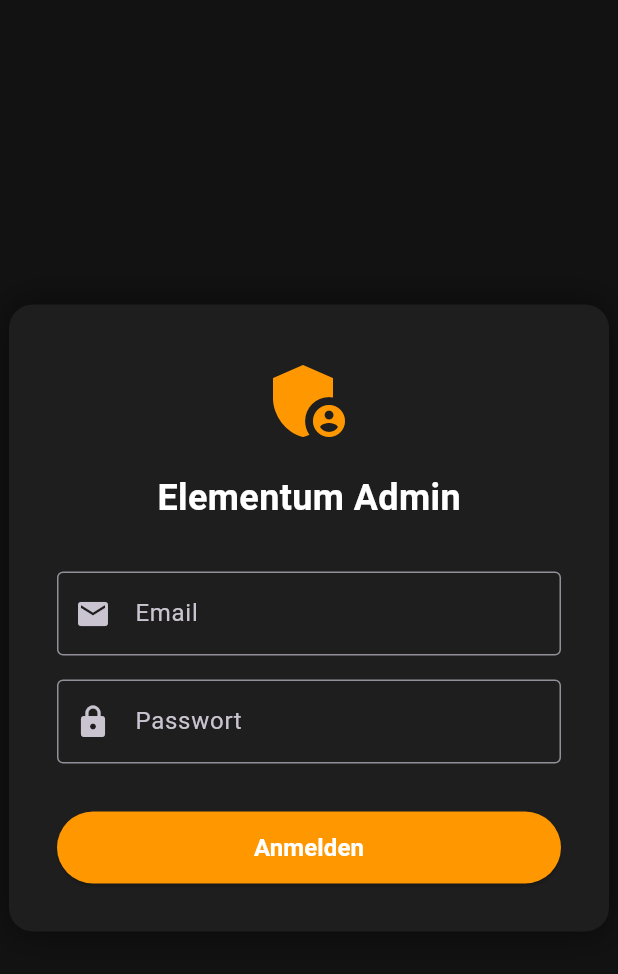
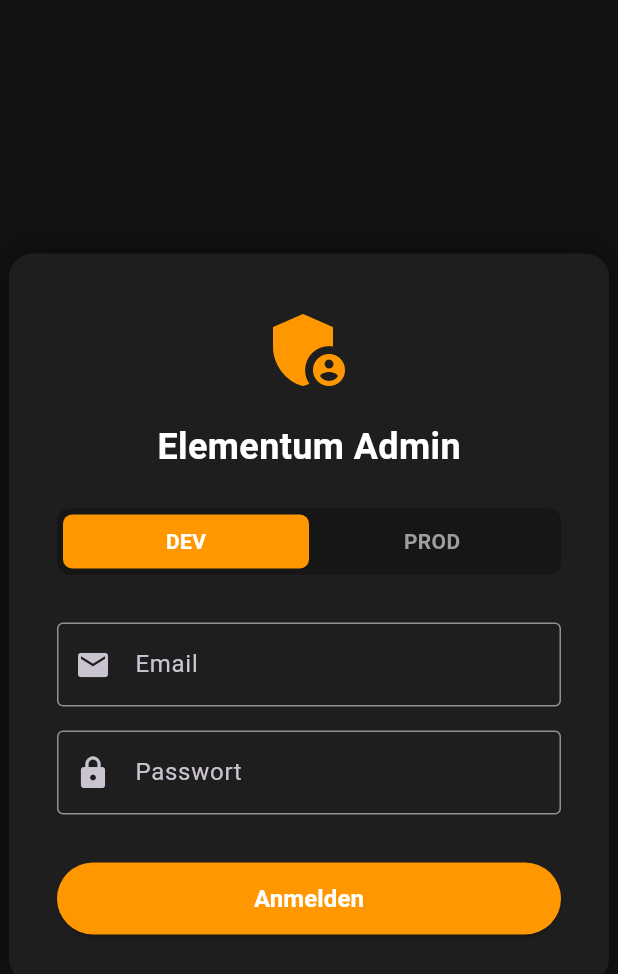
Before and after one commit to keyem88/elementum_admin, a Flutter app: the screen it shows after launch, on a phone screen of 412 x 824 dp. Shown: the top 974 px of the screen. Run offline on Flutter 3.47's test engine with Material 3 defaults, Android fonts, the phone set to English and light mode, and no system bars; our stand-ins replace get, supabase_flutter; accounts and stored records are empty.

Commit message:
feat: implement login screen with environment- aware Supabase authentication service

```diff
--- a/lib/core/backend/supabase_service.dart
+++ b/lib/core/backend/supabase_service.dart
@@ -1,3 +1,4 @@
+import 'package:flutter/material.dart';
 import 'package:supabase_flutter/supabase_flutter.dart';
 import 'package:get/get.dart';
 
@@ -10,9 +11,14 @@ class SupabaseService extends GetxService {
   final authState = Rxn<AuthState>();
 
   Future<SupabaseService> init() async {
+    await _initSupabase();
+    return this;
+  }
+
+  Future<void> _initSupabase() async {
     await Supabase.initialize(
-        url: AppConfig.current.supabaseUrl,
-        anonKey: AppConfig.current.supabaseAnonKey
+      url: AppConfig.current.supabaseUrl,
+      anonKey: AppConfig.current.supabaseAnonKey,
     );
     client = Supabase.instance.client;
 
@@ -20,8 +26,26 @@ class SupabaseService extends GetxService {
     client.auth.onAuthStateChange.listen((data) {
       authState.value = data;
     });
+  }
 
-    return this;
+  Future<void> updateConfig() async {
+    // Supabase.initialize cannot be called twice on the same instance normally
+    // but we can try to re-init if we use a workaround or just warn that restart might be needed.
+    // However, for this project, we'll try to just re-initialize the client if possible.
+    // Actually, supabase_flutter singleton doesn't like re-init.
+    // Let's use a workaround: manually create a new SupabaseClient.
+
+    client = SupabaseClient(
+      AppConfig.current.supabaseUrl,
+      AppConfig.current.supabaseAnonKey,
+    );
+
+    // Re-bind listener
+    client.auth.onAuthStateChange.listen((data) {
+      authState.value = data;
+    });
+
+    debugPrint('Supabase switched to: ${AppConfig.current.environment}');
   }
 
   // --- Auth Logic ---
--- a/lib/core/config/app_config.dart
+++ b/lib/core/config/app_config.dart
@@ -12,6 +12,10 @@ class AppConfig {
   });
 
   static late AppConfig current;
+
+  static void setEnvironment(Environment env) {
+    current = env == Environment.prod ? prod() : dev();
+  }
 
   // Configuration for DEV
   static AppConfig dev() {
--- a/lib/features/auth/login_screen.dart
+++ b/lib/features/auth/login_screen.dart
@@ -1,6 +1,8 @@
 import 'package:flutter/material.dart';
 import 'package:get/get.dart';
 import 'auth_controller.dart';
+import '../../core/config/app_config.dart';
+import '../../core/backend/supabase_service.dart';
 
 class LoginScreen extends StatelessWidget {
   LoginScreen({super.key});
@@ -34,6 +36,75 @@ class LoginScreen extends StatelessWidget {
               const Text(
                 'Elementum Admin',
                 style: TextStyle(fontSize: 24, fontWeight: FontWeight.bold, color: Colors.white),
+              ),
+              const SizedBox(height: 24),
+
+              // Environment Switcher
+              StatefulBuilder(
+                builder: (context, setLocalState) {
+                  final isDev = AppConfig.current.isDev;
+                  return Container(
+                    padding: const EdgeInsets.all(4),
+                    decoration: BoxDecoration(
+                      color: Colors.black26,
+                      borderRadius: BorderRadius.circular(8),
+                    ),
+                    child: Row(
+                      children: [
+                        Expanded(
+                          child: InkWell(
+                            onTap: () {
+                              AppConfig.setEnvironment(Environment.dev);
+                              SupabaseService.to.updateConfig();
+                              setLocalState(() {});
+                            },
+                            child: Container(
+                              padding: const EdgeInsets.symmetric(vertical: 8),
+                              decoration: BoxDecoration(
+                                color: isDev ? Colors.orange : Colors.transparent,
+                                borderRadius: BorderRadius.circular(6),
+                              ),
+                              child: Center(
+                                child: Text(
+                                  'DEV',
+                                  style: TextStyle(
+                                    color: isDev ? Colors.white : Colors.grey,
+                                    fontWeight: FontWeight.bold,
+                                  ),
+                                ),
+                              ),
+                            ),
+                          ),
+                        ),
+                        Expanded(
+                          child: InkWell(
+                            onTap: () {
+                              AppConfig.setEnvironment(Environment.prod);
+                              SupabaseService.to.updateConfig();
+                              setLocalState(() {});
+                            },
+                            child: Container(
+                              padding: const EdgeInsets.symmetric(vertical: 8),
+                              decoration: BoxDecoration(
+                                color: !isDev ? Colors.red : Colors.transparent,
+                                borderRadius: BorderRadius.circular(6),
+                              ),
+                              child: Center(
+                                child: Text(
+                                  'PROD',
+                                  style: TextStyle(
+                                    color: !isDev ? Colors.white : Colors.grey,
+                                    fontWeight: FontWeight.bold,
+                                  ),
+                                ),
+                              ),
+                            ),
+                          ),
+                        ),
+                      ],
+                    ),
+                  );
+                },
               ),
               const SizedBox(height: 32),
               TextField(
```
